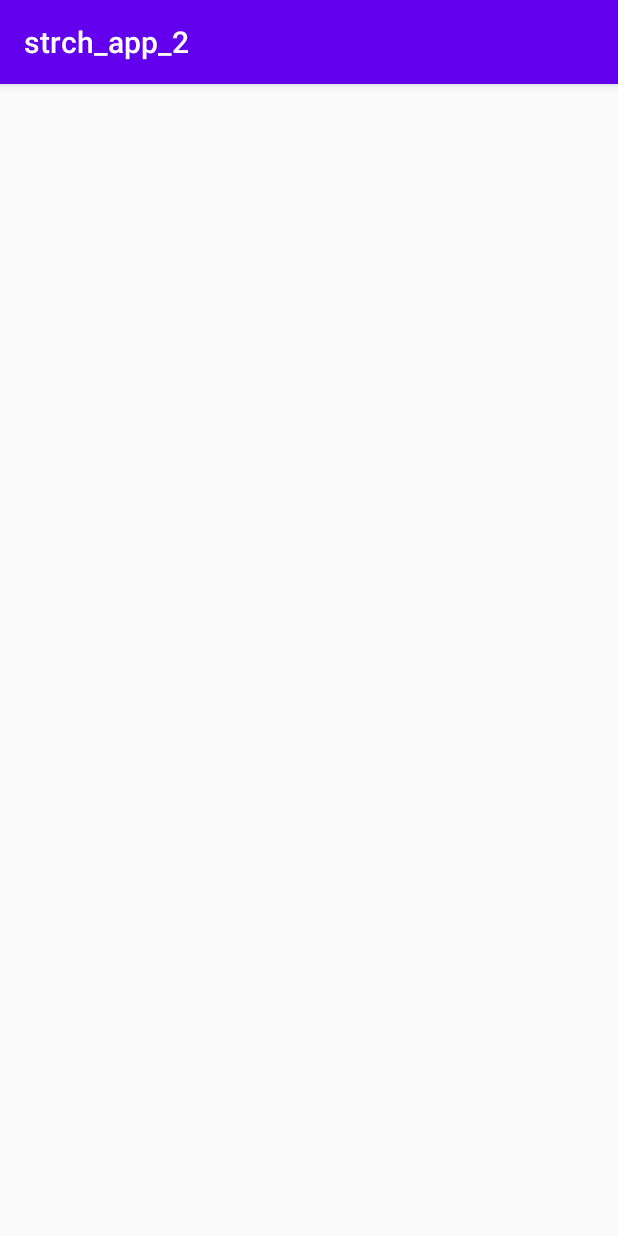
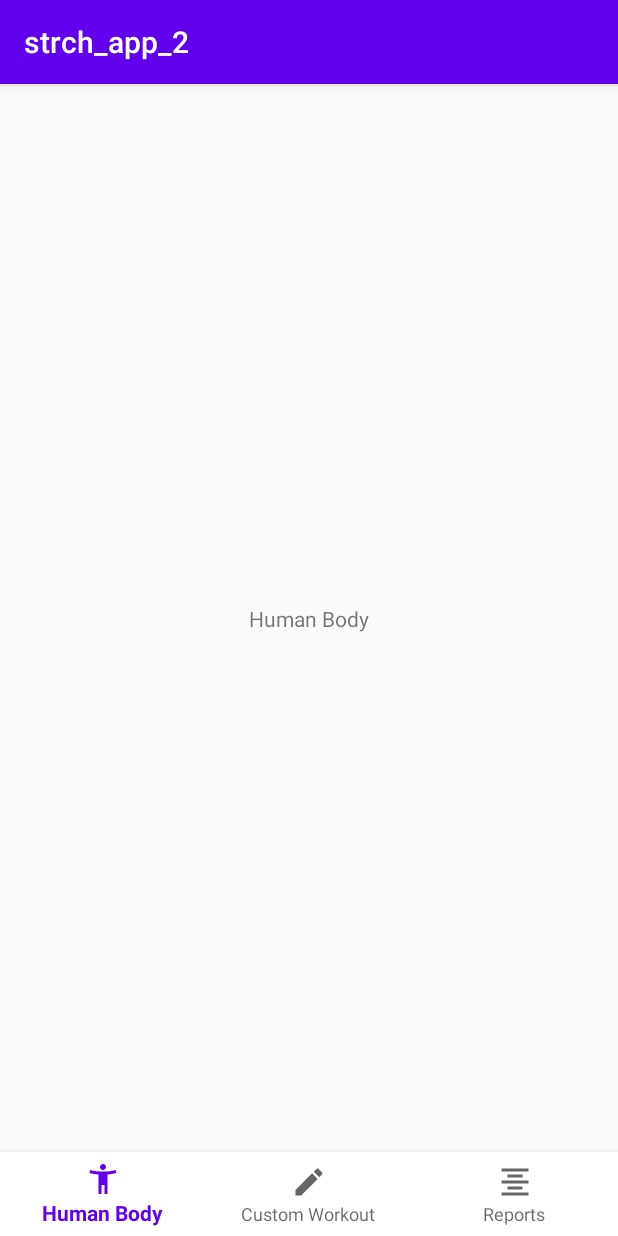
Before and after one commit to Shivang14/strch_app_2, an Android app: the screen it shows after launch (MainActivity), on a phone screen of 412 x 824 dp. Run offline under Robolectric (Android 15) with nearby library versions, the phone set to English and light mode, and no system bars; our stand-ins replace navigation-ui.

Commit message:
Working Bottom Navigation

```diff
--- a/app/build.gradle
+++ b/app/build.gradle
@@ -27,6 +27,9 @@ dependencies {
     implementation 'androidx.appcompat:appcompat:1.1.0'
     implementation 'androidx.constraintlayout:constraintlayout:1.1.3'
     implementation 'com.google.android.material:material:1.1.0'
+    implementation 'androidx.navigation:navigation-fragment:2.1.0'
+    implementation 'androidx.navigation:navigation-ui:2.1.0'
+    implementation 'androidx.legacy:legacy-support-v4:1.0.0'
     testImplementation 'junit:junit:4.12'
     androidTestImplementation 'androidx.test.ext:junit:1.1.1'
     androidTestImplementation 'androidx.test.espresso:espresso-core:3.2.0'
--- a/app/src/main/java/com/example/strch_app_2/MainActivity.java
+++ b/app/src/main/java/com/example/strch_app_2/MainActivity.java
@@ -2,6 +2,9 @@ package com.example.strch_app_2;
 
 import androidx.annotation.NonNull;
 import androidx.appcompat.app.AppCompatActivity;
+import androidx.navigation.NavController;
+import androidx.navigation.fragment.NavHostFragment;
+import androidx.navigation.ui.NavigationUI;
 
 import android.os.Bundle;
 import android.view.MenuItem;
@@ -9,6 +12,9 @@ import android.widget.Toast;
 
 import com.google.android.material.bottomnavigation.BottomNavigationMenu;
 import com.google.android.material.bottomnavigation.BottomNavigationView;
+
+import static androidx.navigation.Navigation.findNavController;
+
 
 public class MainActivity extends AppCompatActivity
 {
@@ -18,6 +24,11 @@ public class MainActivity extends AppCompatActivity
     {
         super.onCreate(savedInstanceState);
         setContentView(R.layout.activity_main);
+       BottomNavigationView bottomNavigationView = (BottomNavigationView) findViewById(R.id.bottomNavigationView);
+       NavController navController =(NavController) findNavController(findViewById(R.id.fragment));
+
+        NavigationUI.setupWithNavController(bottomNavigationView,navController);
 
     }
+
 }
--- /dev/null
+++ b/app/src/main/java/com/example/strch_app_2/humanBody.java
@@ -0,0 +1,64 @@
+package com.example.strch_app_2;
+
+import android.os.Bundle;
+
+import androidx.fragment.app.Fragment;
+
+import android.view.LayoutInflater;
+import android.view.View;
+import android.view.ViewGroup;
+
+/**
+ * A simple {@link Fragment} subclass.
+ * Use the {@link humanBody#newInstance} factory method to
+ * create an instance of this fragment.
+ */
+public class humanBody extends Fragment {
+
+    // TODO: Rename parameter arguments, choose names that match
+    // the fragment initialization parameters, e.g. ARG_ITEM_NUMBER
+    private static final String ARG_PARAM1 = "param1";
+    private static final String ARG_PARAM2 = "param2";
+
+    // TODO: Rename and change types of parameters
+    private String mParam1;
+    private String mParam2;
+
+    public humanBody() {
+        // Required empty public constructor
+    }
+
+    /**
+     * Use this factory method to create a new instance of
+     * this fragment using the provided parameters.
+     *
+     * @param param1 Parameter 1.
+     * @param param2 Parameter 2.
+     * @return A new instance of fragment humanBody.
+     */
+    // TODO: Rename and change types and number of parameters
+    public static humanBody newInstance(String param1, String param2) {
+        humanBody fragment = new humanBody();
+        Bundle args = new Bundle();
+        args.putString(ARG_PARAM1, param1);
+        args.putString(ARG_PARAM2, param2);
+        fragment.setArguments(args);
+        return fragment;
+    }
+
+    @Override
+    public void onCreate(Bundle savedInstanceState) {
+        super.onCreate(savedInstanceState);
+        if (getArguments() != null) {
+            mParam1 = getArguments().getString(ARG_PARAM1);
+            mParam2 = getArguments().getString(ARG_PARAM2);
+        }
+    }
+
+    @Override
+    public View onCreateView(LayoutInflater inflater, ViewGroup container,
+                             Bundle savedInstanceState) {
+        // Inflate the layout for this fragment
+        return inflater.inflate(R.layout.fragment_human_body, container, false);
+    }
+}
--- /dev/null
+++ b/app/src/main/res/drawable/ic_custom_workout.xml
@@ -0,0 +1,10 @@
+<vector xmlns:android="http://schemas.android.com/apk/res/android"
+    android:width="24dp"
+    android:height="24dp"
+    android:viewportWidth="24"
+    android:viewportHeight="24"
+    android:tint="?attr/colorControlNormal">
+  <path
+      android:fillColor="@android:color/white"
+      android:pathData="M3,17.25V21h3.75L17.81,9.94l-3.75,-3.75L3,17.25zM20.71,7.04c0.39,-0.39 0.39,-1.02 0,-1.41l-2.34,-2.34c-0.39,-0.39 -1.02,-0.39 -1.41,0l-1.83,1.83 3.75,3.75 1.83,-1.83z"/>
+</vector>
--- /dev/null
+++ b/app/src/main/res/drawable/ic_human_body.xml
@@ -0,0 +1,10 @@
+<vector xmlns:android="http://schemas.android.com/apk/res/android"
+    android:width="24dp"
+    android:height="24dp"
+    android:viewportWidth="24"
+    android:viewportHeight="24"
+    android:tint="?attr/colorControlNormal">
+  <path
+      android:fillColor="@android:color/white"
+      android:pathData="M20.5,6c-2.61,0.7 -5.67,1 -8.5,1s-5.89,-0.3 -8.5,-1L3,8c1.86,0.5 4,0.83 6,1v13h2v-6h2v6h2V9c2,-0.17 4.14,-0.5 6,-1l-0.5,-2zM12,6c1.1,0 2,-0.9 2,-2s-0.9,-2 -2,-2 -2,0.9 -2,2 0.9,2 2,2z"/>
+</vector>
--- /dev/null
+++ b/app/src/main/res/drawable/ic_reports.xml
@@ -0,0 +1,10 @@
+<vector xmlns:android="http://schemas.android.com/apk/res/android"
+    android:width="24dp"
+    android:height="24dp"
+    android:viewportWidth="24"
+    android:viewportHeight="24"
+    android:tint="?attr/colorControlNormal">
+  <path
+      android:fillColor="@android:color/white"
+      android:pathData="M7,15v2h10v-2L7,15zM3,21h18v-2L3,19v2zM3,13h18v-2L3,11v2zM7,7v2h10L17,7L7,7zM3,3v2h18L21,3L3,3z"/>
+</vector>
--- a/app/src/main/res/layout/activity_main.xml
+++ b/app/src/main/res/layout/activity_main.xml
@@ -7,4 +7,25 @@
     tools:context=".MainActivity">
 
 
+    <com.google.android.material.bottomnavigation.BottomNavigationView
+        android:id="@+id/bottomNavigationView"
+        android:layout_width="match_parent"
+        android:layout_height="wrap_content"
+        android:background="#ffff"
+        app:layout_constraintBottom_toBottomOf="parent"
+        app:layout_constraintEnd_toEndOf="parent"
+        app:layout_constraintStart_toStartOf="parent"
+        app:menu="@menu/bottom_nav_view"/>
+
+    <fragment
+        android:id="@+id/fragment"
+        android:name="androidx.navigation.fragment.NavHostFragment"
+        android:layout_width="409dp"
+        android:layout_height="673dp"
+        app:defaultNavHost="true"
+        app:layout_constraintBottom_toTopOf="@+id/bottomNavigationView"
+        app:layout_constraintEnd_toEndOf="parent"
+        app:layout_constraintStart_toStartOf="parent"
+        app:layout_constraintTop_toTopOf="parent"
+        app:navGraph="@navigation/bottom_nav" />
 </androidx.constraintlayout.widget.ConstraintLayout>
--- /dev/null
+++ b/app/src/main/res/layout/fragment_human_body.xml
@@ -0,0 +1,26 @@
+<?xml version="1.0" encoding="utf-8"?>
+<FrameLayout xmlns:android="http://schemas.android.com/apk/res/android"
+    xmlns:app="http://schemas.android.com/apk/res-auto"
+    xmlns:tools="http://schemas.android.com/tools"
+    android:layout_width="match_parent"
+    android:layout_height="match_parent"
+    tools:context=".humanBody">
+
+    <!-- TODO: Update blank fragment layout -->
+
+
+    <androidx.constraintlayout.widget.ConstraintLayout
+        android:layout_width="match_parent"
+        android:layout_height="match_parent">
+
+        <TextView
+            android:id="@+id/textView"
+            android:layout_width="wrap_content"
+            android:layout_height="wrap_content"
+            android:text="Human Body"
+            app:layout_constraintBottom_toBottomOf="parent"
+            app:layout_constraintEnd_toEndOf="parent"
+            app:layout_constraintStart_toStartOf="parent"
+            app:layout_constraintTop_toTopOf="parent" />
+    </androidx.constraintlayout.widget.ConstraintLayout>
+</FrameLayout>
--- /dev/null
+++ b/app/src/main/res/menu/bottom_nav_view.xml
@@ -0,0 +1,19 @@
+<?xml version="1.0" encoding="utf-8"?>
+<menu xmlns:android="http://schemas.android.com/apk/res/android">
+
+    <item
+        android:id="@+id/humanBody"
+        android:title="Human Body"
+        android:icon="@drawable/ic_human_body"
+        />
+    <item
+        android:id="@+id/customWorkout"
+        android:title="Custom Workout"
+        android:icon='@drawable/ic_custom_workout'
+        />
+    <item
+        android:id="@+id/reports"
+        android:title="Reports"
+        android:icon="@drawable/ic_reports"
+        />
+</menu>
--- /dev/null
+++ b/app/src/main/res/navigation/bottom_nav.xml
@@ -0,0 +1,23 @@
+<?xml version="1.0" encoding="utf-8"?>
+<navigation xmlns:android="http://schemas.android.com/apk/res/android"
+    xmlns:app="http://schemas.android.com/apk/res-auto"
+    xmlns:tools="http://schemas.android.com/tools"
+    android:id="@+id/bottom_nav"
+    app:startDestination="@id/humanBody">
+
+    <fragment
+        android:id="@+id/humanBody"
+        android:name="com.example.strch_app_2.humanBody"
+        android:label="fragment_human_body"
+        tools:layout="@layout/fragment_human_body" />
+    <fragment
+        android:id="@+id/customWorkout"
+        android:name="com.example.strch_app_2.customWorkout"
+        android:label="fragment_custom_workout"
+        tools:layout="@layout/fragment_custom_workout" />
+    <fragment
+        android:id="@+id/reports"
+        android:name="com.example.strch_app_2.Reports"
+        android:label="fragment_reports"
+        tools:layout="@layout/fragment_reports" />
+</navigation>
--- a/app/src/main/res/values/strings.xml
+++ b/app/src/main/res/values/strings.xml
@@ -3,4 +3,9 @@
     <string name="human_body">Human Body</string>
     <string name="custom_workout">Custom Workout</string>
     <string name="reports">Reports</string>
+    <!-- TODO: Remove or change this placeholder text -->
+    <string name="hello_blank_fragment">Hello blank fragment</string>
+    <string name="hello_human_body">human_body</string>
+    <string name="hello_custom_workout">custom_workout</string>
+    <string name="hello_reports">Reports</string>
 </resources>
```
Also changed, not shown: app/src/main/java/com/example/strch_app_2/Reports.java (added, +64 -0 lines), app/src/main/java/com/example/strch_app_2/customWorkout.java (added, +64 -0 lines), app/src/main/res/layout/fragment_custom_workout.xml (added, +26 -0 lines), app/src/main/res/layout/fragment_reports.xml (added, +26 -0 lines).
